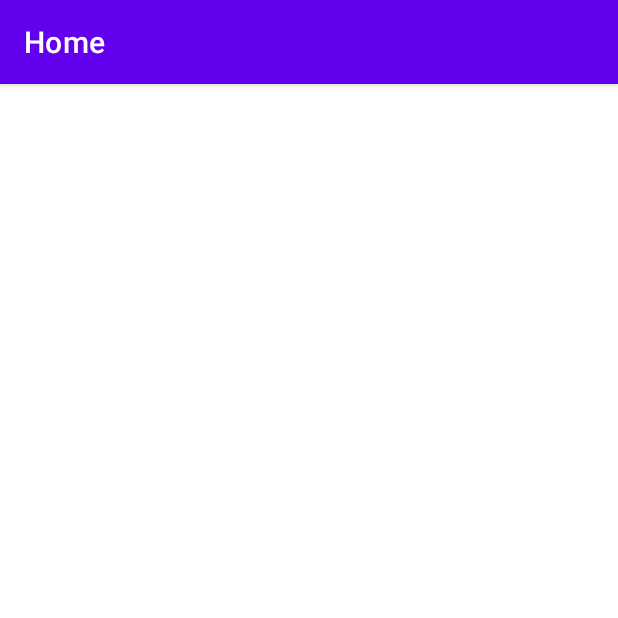
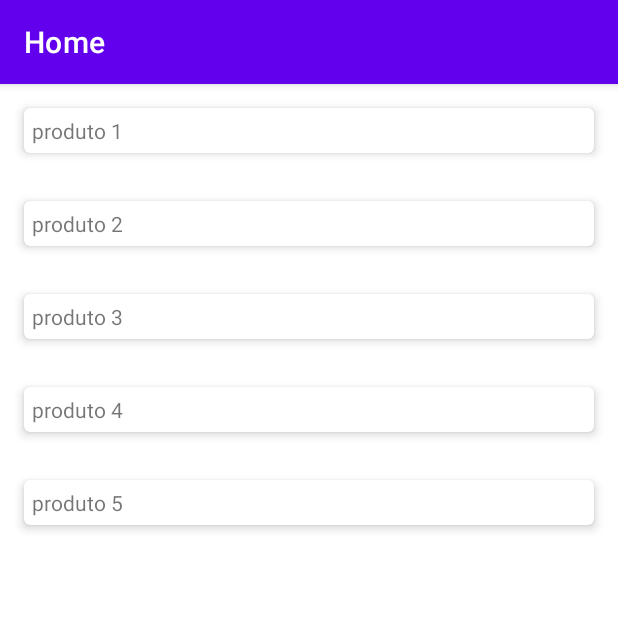
Before and after one commit to pedroagcf/TrabalhoFinalMobile, an Android app: the HomeActivity screen opened directly, with no data from a screen before it, on a phone screen of 412 x 824 dp, the top half of it. Run offline under Robolectric (Android 15) with nearby library versions, the phone set to English and light mode, and no system bars.

Commit message:
listing products

```diff
--- a/app/build.gradle
+++ b/app/build.gradle
@@ -51,5 +51,9 @@ dependencies {
     testImplementation 'junit:junit:4.+'
     androidTestImplementation 'androidx.test.ext:junit:1.1.2'
     androidTestImplementation 'androidx.test.espresso:espresso-core:3.3.0'
+    //recycler View
+    implementation("androidx.recyclerview:recyclerview:1.2.1")
+    implementation("androidx.recyclerview:recyclerview-selection:1.1.0")
+
 }
     apply plugin: 'com.google.gms.google-services'
--- /dev/null
+++ b/app/src/main/java/com/example/trabalhofinalmobile/adapter/ProductAdapter.kt
@@ -0,0 +1,31 @@
+package com.example.trabalhofinalmobile.adapter
+
+import android.content.Context
+import android.view.LayoutInflater
+import android.view.View
+import android.view.ViewGroup
+import android.widget.TextView
+import androidx.recyclerview.widget.RecyclerView
+import com.example.trabalhofinalmobile.R
+import com.example.trabalhofinalmobile.data.Datasource
+
+class ProductAdapter(private val context: Context, private val dataset: Datasource)
+    : RecyclerView.Adapter<ProductAdapter.ProductViewHolder>() {
+    class ProductViewHolder(private val view: View): RecyclerView.ViewHolder(view) {
+        val productTitle: TextView = view.findViewById(R.id.product_title)
+    }
+
+    override fun onCreateViewHolder(parent: ViewGroup, viewType: Int): ProductViewHolder {
+        val adapterLayout = LayoutInflater.from(parent.context).inflate(R.layout.product_item, parent, false)
+        return ProductViewHolder(adapterLayout)
+    }
+
+    override fun onBindViewHolder(holder: ProductViewHolder, position: Int) {
+        val product = dataset.products[position]
+        holder.productTitle.text = product.title
+    }
+
+    override fun getItemCount(): Int {
+        return dataset.products.size
+    }
+}
--- /dev/null
+++ b/app/src/main/java/com/example/trabalhofinalmobile/data/Datasource.kt
@@ -0,0 +1,13 @@
+package com.example.trabalhofinalmobile.data
+
+import com.example.trabalhofinalmobile.models.Product
+
+class Datasource {
+    var products: MutableList<Product> = mutableListOf(
+        Product("produto 1"),
+        Product("produto 2"),
+        Product("produto 3"),
+        Product("produto 4"),
+        Product("produto 5"),
+    )
+}
--- a/app/src/main/java/com/example/trabalhofinalmobile/home/view/HomeActivity.kt
+++ b/app/src/main/java/com/example/trabalhofinalmobile/home/view/HomeActivity.kt
@@ -1,15 +1,32 @@
 package com.example.trabalhofinalmobile.home.view
 
+import android.os.Bundle
+import android.os.PersistableBundle
 import androidx.appcompat.app.AppCompatActivity
 import androidx.lifecycle.ViewModelProvider
+import androidx.recyclerview.widget.RecyclerView
+import com.example.trabalhofinalmobile.R
+import com.example.trabalhofinalmobile.adapter.ProductAdapter
+import com.example.trabalhofinalmobile.data.Datasource
 import com.example.trabalhofinalmobile.home.viewmodel.HomeViewModel
 
 class HomeActivity: AppCompatActivity() {
+
+    var productDataSource = Datasource()
+
+    override fun onCreate(savedInstanceState: Bundle?) {
+        super.onCreate(savedInstanceState)
+        setContentView(R.layout.activity_home)
+
+        val recyclerView = findViewById<RecyclerView>(R.id.product_list_rv)
+        val adapter = ProductAdapter(this, productDataSource)
+
+        recyclerView.adapter = adapter
+    }
 
     private val viewModel: HomeViewModel by lazy {
         ViewModelProvider(this).get(
             HomeViewModel::class.java
         )
     }
-
 }
--- a/app/src/main/java/com/example/trabalhofinalmobile/home/viewmodel/HomeViewModel.kt
+++ b/app/src/main/java/com/example/trabalhofinalmobile/home/viewmodel/HomeViewModel.kt
@@ -13,7 +13,6 @@ class HomeViewModel(application: Application): AndroidViewModel(application) {
     var loading: MutableLiveData<Boolean> = MutableLiveData()
     var stateFavorite: MutableLiveData<String> = MutableLiveData()
 
-
     private fun errorMessage(message: String) {
         error.value = message
     }
--- /dev/null
+++ b/app/src/main/java/com/example/trabalhofinalmobile/models/Product.kt
@@ -0,0 +1,16 @@
+package com.example.trabalhofinalmobile.models
+
+data class Product(
+    var title: String = "title"
+
+//    @SerializedName("dates")
+//    val dates: Dates = Dates(),
+//    @SerializedName("page")
+//    val page: Int = 0,
+//    @SerializedName("results")
+//    val results: List<Result> = listOf(),
+//    @SerializedName("total_pages")
+//    val totalPages: Int = 0,
+//    @SerializedName("total_results")
+//    val totalResults: Int = 0
+)
--- a/app/src/main/res/layout/activity_home.xml
+++ b/app/src/main/res/layout/activity_home.xml
@@ -1,11 +1,17 @@
 <?xml version="1.0" encoding="utf-8"?>
-<androidx.constraintlayout.widget.ConstraintLayout xmlns:android="http://schemas.android.com/apk/res/android"
+<FrameLayout xmlns:android="http://schemas.android.com/apk/res/android"
+    xmlns:app="http://schemas.android.com/apk/res-auto"
+    xmlns:tools="http://schemas.android.com/tools"
     android:layout_width="match_parent"
-    android:layout_height="match_parent">
+    android:layout_height="match_parent"
+    tools:context=".home.view.HomeActivity">
 
-    <TextView
-        android:id="@+id/textView"
-        android:layout_width="wrap_content"
-        android:layout_height="wrap_content"
-        android:text="home page" />
-</androidx.constraintlayout.widget.ConstraintLayout>
+    <androidx.recyclerview.widget.RecyclerView
+        android:id="@+id/product_list_rv"
+        android:layout_width="match_parent"
+        android:layout_height="match_parent"
+        android:scrollbars="vertical"
+        app:layoutManager="androidx.recyclerview.widget.LinearLayoutManager"
+        />
+
+</FrameLayout>
--- /dev/null
+++ b/app/src/main/res/layout/product_item.xml
@@ -0,0 +1,25 @@
+<?xml version="1.0" encoding="utf-8"?>
+<com.google.android.material.card.MaterialCardView xmlns:android="http://schemas.android.com/apk/res/android"
+    xmlns:app="http://schemas.android.com/apk/res-auto"
+    android:layout_width="match_parent"
+    android:layout_height="wrap_content"
+    android:layout_margin="16dp"
+    app:cardElevation="4dp">
+
+    <LinearLayout
+        android:layout_width="wrap_content"
+        android:layout_height="wrap_content"
+        android:padding="5dp"
+        android:orientation="vertical">
+
+        <TextView
+            android:id="@+id/product_title"
+            android:layout_width="match_parent"
+            android:layout_height="wrap_content"
+            android:text="Product Title"
+            />
+
+
+    </LinearLayout>
+
+</com.google.android.material.card.MaterialCardView>
```
